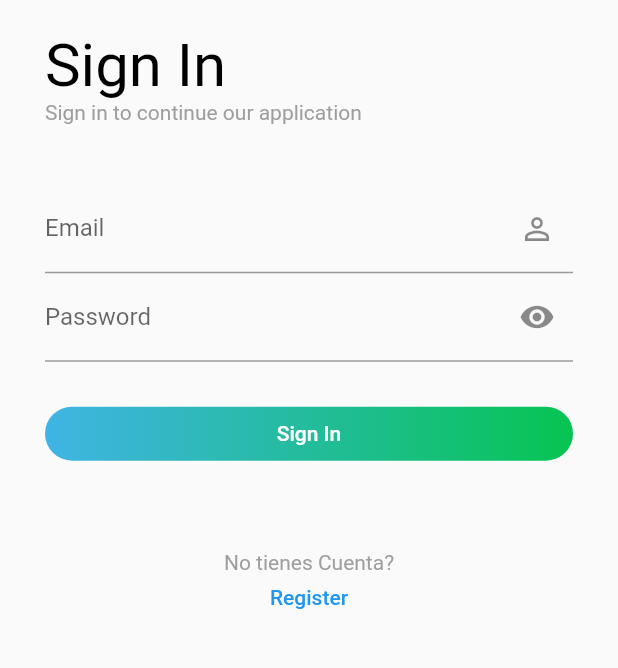
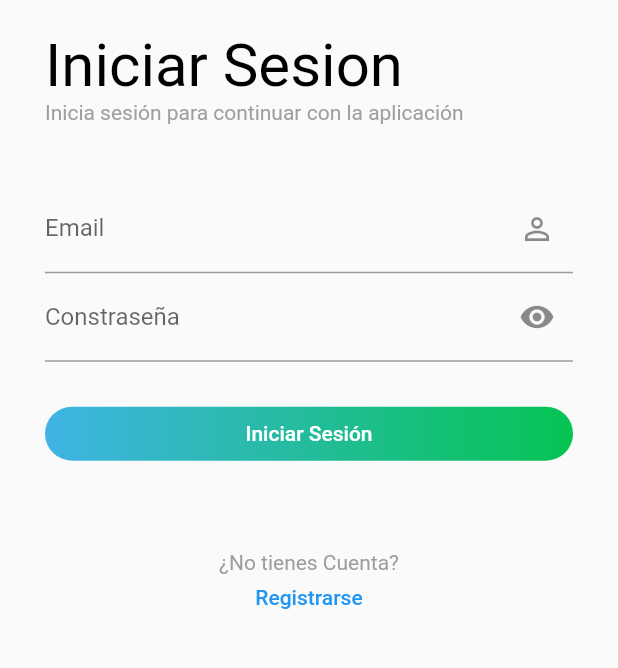
Before and after one commit to 3METS/UCABdemicsMobile, a Flutter app: the screen it shows after launch, on a phone screen of 412 x 824 dp, the part 223-891 px from its top. Run offline on Flutter 3.47's test engine with Material 2 defaults, Android fonts, the phone set to English and light mode, and no system bars; Roboto replaces fonts that are missing (Poppins).

Commit message:
constant.dart

```diff
--- a/ucabdemicsmobile/lib/Pages/Login/login_page.dart
+++ b/ucabdemicsmobile/lib/Views/Login/login_page.dart
@@ -1,4 +1,6 @@
 import 'package:flutter/material.dart';
+
+import 'package:ucabdemicsmobile/sources/Constants/constats.dart';
 
 class LoginPage extends StatefulWidget {
   LoginPage({Key key}) : super(key: key);
@@ -12,7 +14,6 @@ class _LoginPageState extends State<LoginPage> {
   String _email = '';
   String _password = '';
 
-
   @override
   Widget build(BuildContext context) {
     return Scaffold(
@@ -22,16 +23,16 @@ class _LoginPageState extends State<LoginPage> {
           vertical: 10.0,
         ),
         children: <Widget>[
-          _startimage(),
+          logosmall01(),
           SizedBox(height: 20.0,),
-          _primarytext(),
+          _primarytext('Iniciar Sesion', '\nInicia sesión para continuar con la aplicación'),
           SizedBox(height: 40.0,),
           _inputemail(),
           _inputpassword(),
           SizedBox(height: 30.0,),
           _loginbutton(),
           SizedBox(height: 60.0,),
-          Center(child:Text('No tienes Cuenta?', style: TextStyle(color:Colors.grey),)),
+          Center(child:Text('¿No tienes Cuenta?', style: TextStyle(color:Colors.grey),)),
           _finalpiece(),
         ],
       ),
@@ -47,25 +48,25 @@ class _LoginPageState extends State<LoginPage> {
 
   }
 
-  Widget _primarytext() {
+  Widget _primarytext(String titulo, String titulo2) {
 
     return RichText(
       text: TextSpan(
         children: <TextSpan>[
           TextSpan(
-            text: 'Sign In \n',
+            text: titulo,
             style: TextStyle(
               color: Colors.black,
-              fontFamily: 'Poppins',
+              fontFamily: mainFont,
               fontWeight: FontWeight.normal,
               fontSize: 40.0,
             )
           ),
           TextSpan(
-            text: 'Sign in to continue our application',
+            text: titulo2,
             style: TextStyle(
               color: Colors.grey,
-              fontFamily: 'Poppins',
+              fontFamily: mainFont,
               fontWeight: FontWeight.normal,
             ),
           ),
@@ -96,7 +97,7 @@ class _LoginPageState extends State<LoginPage> {
     return TextField(
       obscureText: true,
       decoration: InputDecoration(
-        labelText: 'Password',
+        labelText: 'Constraseña',
         suffixIcon: Icon(Icons.visibility),
       ),
       onChanged: (valor){
@@ -114,8 +115,8 @@ class _LoginPageState extends State<LoginPage> {
       decoration: BoxDecoration(
         gradient: LinearGradient(
           colors: <Color>[
-            Color(0xFF40B4E5),
-            Color(0xFF06C452),
+            Color(color1_blue),
+            Color(color2_green),
           ],
         ),
         borderRadius: BorderRadius.circular(20),
@@ -128,7 +129,7 @@ class _LoginPageState extends State<LoginPage> {
         disabledTextColor: Colors.black,
         splashColor: Colors.white10,
         onPressed: () {},
-        child: Text("Sign In"),
+        child: Text("Iniciar Sesión"),
       ),
     );
 
@@ -144,7 +145,7 @@ class _LoginPageState extends State<LoginPage> {
         materialTapTargetSize: MaterialTapTargetSize.shrinkWrap,
         textColor: Colors.blue,
         onPressed: () {},
-        child: Text("Register"),
+        child: Text("Registrarse"),
       ),
     );
   }
--- a/ucabdemicsmobile/lib/main.dart
+++ b/ucabdemicsmobile/lib/main.dart
@@ -1,5 +1,5 @@
 import 'package:flutter/material.dart';
-import 'Pages/Login/login_page.dart';
+import 'Views/Login/login_page.dart';
 
 void main() => runApp(MyApp());
 
--- /dev/null
+++ b/ucabdemicsmobile/lib/sources/Constants/constats.dart
@@ -0,0 +1,13 @@
+import 'package:flutter/material.dart';
+
+const String mainFont = 'Poppins';
+
+const int color1_blue = 0xFF40B4E5;
+const int color2_green = 0xFF06C452;
+
+Widget logosmall01(){
+  return Image(
+      image: AssetImage('assets/images/logo/logo_small_0.1.png'),
+      alignment: Alignment.centerLeft,
+      );
+}
```
